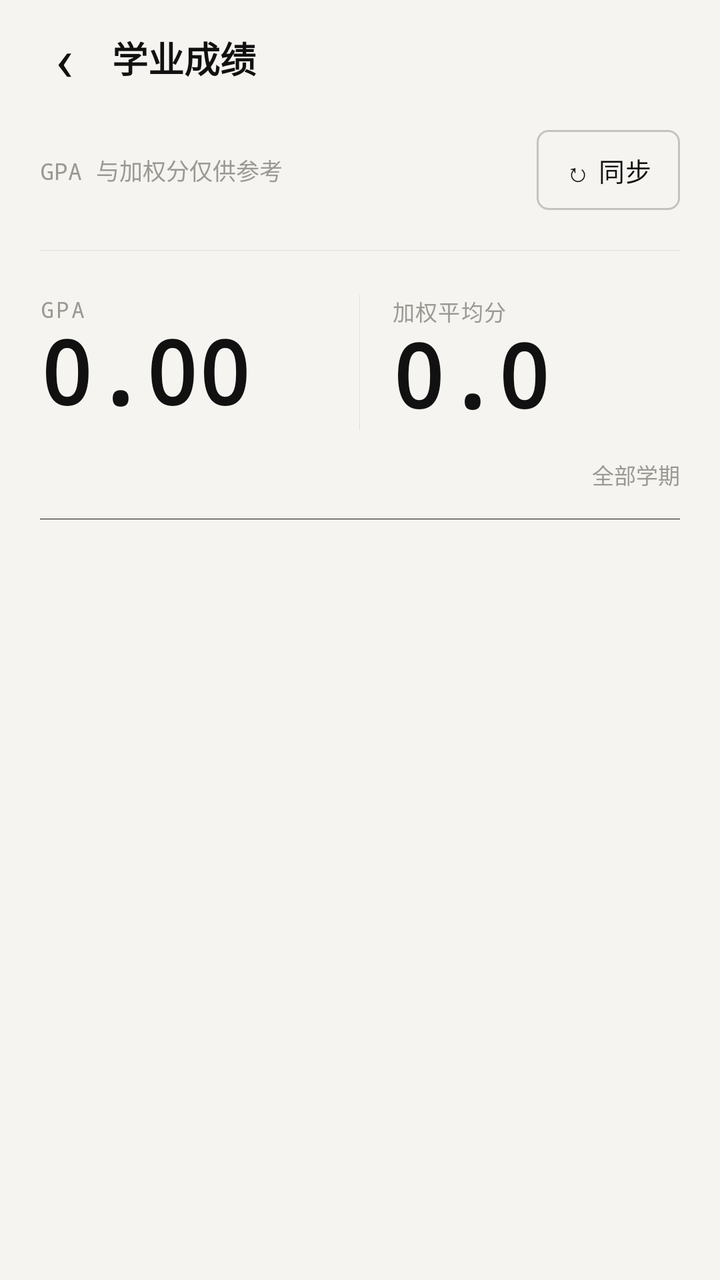
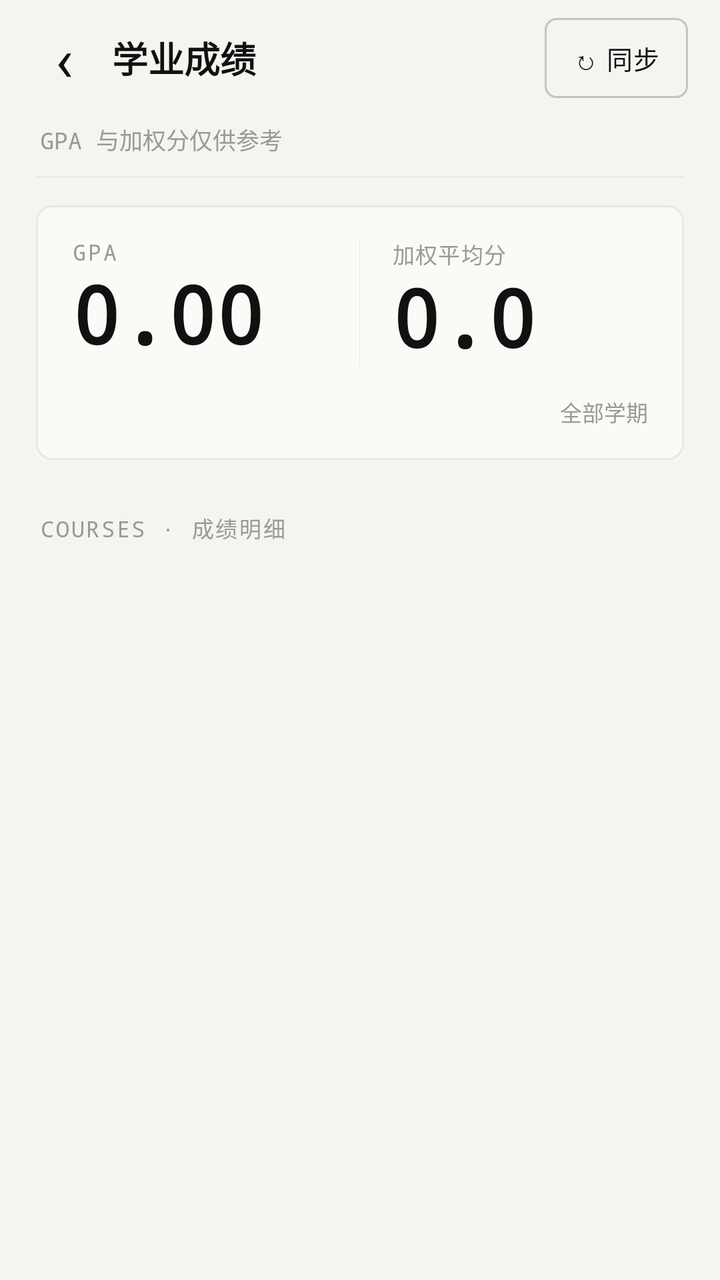

Before-and-after screenshots of an Android layout around one commit, followed by the original layout XML and the change that was made.
<!-- AndroidManifest.xml: application theme Theme.EcutCampus -->
<!-- res/layout/activity_grades.xml -->
<?xml version="1.0" encoding="utf-8"?>
<LinearLayout xmlns:android="http://schemas.android.com/apk/res/android"
    android:layout_width="match_parent"
    android:layout_height="match_parent"
    android:background="?attr/gBg"
    android:orientation="vertical">

    <FrameLayout
        android:id="@+id/grades_sync_host"
        android:layout_width="1dp"
        android:layout_height="1dp"
        android:alpha="0" />

    <LinearLayout
        android:layout_width="match_parent"
        android:layout_height="56dp"
        android:gravity="center_vertical"
        android:orientation="horizontal"
        android:paddingHorizontal="8dp">

        <TextView
            android:id="@+id/btn_grades_back"
            android:layout_width="48dp"
            android:layout_height="48dp"
            android:background="?attr/selectableItemBackgroundBorderless"
            android:contentDescription="返回"
            android:gravity="center"
            android:text="‹"
            android:textColor="?attr/gInk"
            android:textSize="30sp" />

        <TextView
            android:layout_width="0dp"
            android:layout_height="wrap_content"
            android:layout_weight="1"
            android:text="学业成绩"
            android:textColor="?attr/gInk"
            android:textSize="18sp"
            android:textStyle="bold" />
    </LinearLayout>

    <include
        layout="@layout/fragment_grades"
        android:layout_width="match_parent"
        android:layout_height="0dp"
        android:layout_weight="1" />

</LinearLayout>
<!-- res/layout/fragment_grades.xml (included above) -->
<?xml version="1.0" encoding="utf-8"?>
<ScrollView xmlns:android="http://schemas.android.com/apk/res/android"
    xmlns:app="http://schemas.android.com/apk/res-auto"
    android:layout_width="match_parent"
    android:layout_height="match_parent"
    android:background="?attr/gBg"
    android:clipToPadding="false"
    android:paddingHorizontal="20dp"
    android:paddingTop="4dp"
    android:paddingBottom="28dp">

    <LinearLayout
        android:layout_width="match_parent"
        android:layout_height="wrap_content"
        android:orientation="vertical">

        
        <LinearLayout
            android:layout_width="match_parent"
            android:layout_height="wrap_content"
            android:gravity="center_vertical"
            android:orientation="horizontal">

            <TextView
                android:id="@+id/tv_grades_subtitle"
                android:layout_width="0dp"
                android:layout_height="wrap_content"
                android:layout_weight="1"
                android:fontFamily="monospace"
                android:text="GPA 与加权分仅供参考"
                android:textColor="?attr/gMute"
                android:textSize="11.5sp" />

            <com.google.android.material.button.MaterialButton
                android:id="@+id/btn_sync_grades"
                style="@style/Gauge.Button.Outline.Compact"
                android:layout_width="wrap_content"
                android:layout_height="wrap_content"
                android:text="↻ 同步" />
        </LinearLayout>

        
        <HorizontalScrollView
            android:layout_width="match_parent"
            android:layout_height="wrap_content"
            android:layout_marginTop="16dp"
            android:scrollbars="none">

            <LinearLayout
                android:id="@+id/semester_pill_container"
                android:layout_width="wrap_content"
                android:layout_height="wrap_content"
                android:orientation="horizontal" />
        </HorizontalScrollView>

        <View
            android:layout_width="match_parent"
            android:layout_height="1px"
            android:background="?attr/gHair" />

        
        <LinearLayout
            android:layout_width="match_parent"
            android:layout_height="wrap_content"
            android:layout_marginTop="22dp"
            android:orientation="horizontal">

            <LinearLayout
                android:layout_width="0dp"
                android:layout_height="wrap_content"
                android:layout_weight="1"
                android:orientation="vertical">

                <TextView
                    android:layout_width="wrap_content"
                    android:layout_height="wrap_content"
                    android:fontFamily="monospace"
                    android:letterSpacing="0.08"
                    android:text="GPA"
                    android:textColor="?attr/gMute"
                    android:textSize="11sp" />

                <TextView
                    android:id="@+id/tv_gpa_value"
                    android:layout_width="wrap_content"
                    android:layout_height="wrap_content"
                    android:fontFamily="monospace"
                    android:includeFontPadding="false"
                    android:text="0.00"
                    android:textColor="?attr/gInk"
                    android:textSize="44sp"
                    android:textStyle="bold" />
            </LinearLayout>

            <View
                android:layout_width="1px"
                android:layout_height="match_parent"
                android:layout_marginHorizontal="16dp"
                android:background="?attr/gHair" />

            <LinearLayout
                android:layout_width="0dp"
                android:layout_height="wrap_content"
                android:layout_weight="1"
                android:orientation="vertical">

                <TextView
                    android:layout_width="wrap_content"
                    android:layout_height="wrap_content"
                    android:letterSpacing="0.04"
                    android:text="加权平均分"
                    android:textColor="?attr/gMute"
                    android:textSize="11sp" />

                <TextView
                    android:id="@+id/tv_weighted_value"
                    android:layout_width="wrap_content"
                    android:layout_height="wrap_content"
                    android:fontFamily="monospace"
                    android:includeFontPadding="false"
                    android:text="0.0"
                    android:textColor="?attr/gInk"
                    android:textSize="44sp"
                    android:textStyle="bold" />
            </LinearLayout>
        </LinearLayout>

        <LinearLayout
            android:layout_width="match_parent"
            android:layout_height="wrap_content"
            android:layout_marginTop="14dp"
            android:gravity="center_vertical"
            android:orientation="horizontal">

            <TextView
                android:id="@+id/tv_grades_credit_summary"
                android:layout_width="0dp"
                android:layout_height="wrap_content"
                android:layout_weight="1"
                android:fontFamily="monospace"
                android:text=""
                android:textColor="?attr/gSub"
                android:textSize="12sp" />

            <TextView
                android:id="@+id/tv_grades_scope_tag"
                android:layout_width="wrap_content"
                android:layout_height="wrap_content"
                android:fontFamily="monospace"
                android:text="全部学期"
                android:textColor="?attr/gMute"
                android:textSize="11sp" />
        </LinearLayout>

        <com.ecut.campus.view.GpaGaugeChartView
            android:id="@+id/gpa_gauge_chart"
            android:layout_width="match_parent"
            android:layout_height="wrap_content"
            android:layout_marginTop="12dp"
            android:visibility="gone" />

        <View
            android:layout_width="match_parent"
            android:layout_height="1px"
            android:layout_marginTop="14dp"
            android:background="?attr/gInk" />

        <com.ecut.campus.view.GaugeSkeletonView
            android:id="@+id/grades_skeleton"
            android:layout_width="match_parent"
            android:layout_height="wrap_content"
            android:layout_marginTop="8dp"
            android:visibility="gone" />

        
        <LinearLayout
            android:id="@+id/empty_grades_card"
            android:layout_width="match_parent"
            android:layout_height="wrap_content"
            android:gravity="center"
            android:orientation="vertical"
            android:paddingVertical="28dp"
            android:visibility="gone">

            <com.ecut.campus.view.InkEmptyView
                android:id="@+id/empty_grades_illustration"
                android:layout_width="72dp"
                android:layout_height="72dp"
                android:layout_marginBottom="10dp" />

            <TextView
                android:id="@+id/tv_empty_grades_title"
                android:layout_width="wrap_content"
                android:layout_height="wrap_content"
                android:text="暂无本地成绩档案"
                android:textColor="?attr/gInk"
                android:textSize="15sp"
                android:textStyle="bold" />

            <TextView
                android:id="@+id/tv_empty_grades_sub"
                android:layout_width="wrap_content"
                android:layout_height="wrap_content"
                android:layout_marginTop="6dp"
                android:gravity="center"
                android:text="点「同步」获取成绩。可在设置中保存统一门户账号，登录过期后自动重新登录。"
                android:textColor="?attr/gSub"
                android:textSize="13sp" />

            <LinearLayout
                android:layout_width="wrap_content"
                android:layout_height="wrap_content"
                android:layout_marginTop="16dp"
                android:orientation="horizontal">

                <com.google.android.material.button.MaterialButton
                    android:id="@+id/btn_empty_sync_grades"
                    style="@style/Gauge.Button"
                    android:layout_width="wrap_content"
                    android:layout_height="wrap_content"
                    android:text="同步成绩" />

            </LinearLayout>
        </LinearLayout>

        
        <LinearLayout
            android:id="@+id/grades_list_container"
            android:layout_width="match_parent"
            android:layout_height="wrap_content"
            android:orientation="vertical" />

    </LinearLayout>
</ScrollView>
<!-- resources referenced by this layout -->
<resources>
  <style name="Gauge.Button.Outline.Compact">
          <item name="android:insetTop">4dp</item>
          <item name="android:insetBottom">4dp</item>
          <item name="android:minWidth">56dp</item>
          <item name="android:paddingStart">14dp</item>
          <item name="android:paddingEnd">14dp</item>
          <item name="android:textSize">13sp</item>
      </style>
  <color name="g_paper">#F5F4F0</color>
  <color name="g_card">#FBFAF7</color>
  <color name="g_line">#E9E7E1</color>
  <color name="g_ink">#111111</color>
  <color name="g_sub">#55554F</color>
  <color name="g_sub2">#45453F</color>
  <color name="g_mute">#9A9993</color>
  <color name="g_chip">#ECEAE4</color>
  <color name="g_accent">#FF4A1C</color>
  <color name="g_hair">#17000000</color>
  <color name="g_stroke">#33000000</color>
  <color name="g_ink_18">#2E111111</color>
  <color name="g_ink_12">#1F111111</color>
  <color name="g_ink_08">#14111111</color>
  <color name="g_paper_e8">#E8F5F4F0</color>
  <color name="g_paper_c8">#C8F5F4F0</color>
  <color name="g_on_ink">#FBFAF7</color>
  <color name="g_warn">#B4540A</color>
  <color name="g_ok">#2F5D3A</color>
  <style name="Gauge.Shape.Small" parent="">
          <item name="cornerFamily">rounded</item>
          <item name="cornerSize">6dp</item>
      </style>
  <style name="Gauge.Shape.Medium" parent="">
          <item name="cornerFamily">rounded</item>
          <item name="cornerSize">8dp</item>
      </style>
  <style name="Gauge.Dialog.Framework" parent="android:Theme.Material.Light.Dialog.Alert">
          <item name="android:windowBackground">@drawable/bg_gauge_dialog</item>
          <item name="android:colorAccent">?attr/gInk</item>
          <item name="android:colorPrimary">?attr/gInk</item>
          <item name="android:textColorPrimary">?attr/gInk</item>
          <item name="android:textColorSecondary">?attr/gSub</item>
          <item name="android:backgroundDimAmount">0.28</item>
      </style>
  <style name="Gauge.WindowAnimation" parent="@android:style/Animation.Activity">
          <item name="android:activityOpenEnterAnimation">@anim/gauge_enter</item>
          <item name="android:activityOpenExitAnimation">@anim/gauge_exit</item>
          <item name="android:activityCloseEnterAnimation">@anim/gauge_pop_enter</item>
          <item name="android:activityCloseExitAnimation">@anim/gauge_pop_exit</item>
      </style>
  <!-- drawable bg_gauge_dialog (drawable) -->
  <?xml version="1.0" encoding="utf-8"?>
  <inset xmlns:android="http://schemas.android.com/apk/res/android"
      android:insetLeft="24dp" android:insetRight="24dp"
      android:insetTop="40dp" android:insetBottom="40dp">
      <shape android:shape="rectangle">
          <corners android:radius="?attr/gCardRadius" />
          <solid android:color="?attr/gDialog" />
          <stroke android:width="1px" android:color="?attr/gCardStroke" />
      </shape>
  </inset>
  <style name="Gauge.Button.Text" parent="Widget.Material3.Button.TextButton.Dialog">
          <item name="android:textColor">?attr/gInk</item>
          <item name="rippleColor">?attr/gHair</item>
      </style>
  <!-- unchanged entries left out for length: 3 -->
</resources>

<!-- the commit's change to res/layout/activity_grades.xml (unified diff, before → after) -->
@@ -16,7 +16,8 @@
         android:layout_height="56dp"
         android:gravity="center_vertical"
         android:orientation="horizontal"
-        android:paddingHorizontal="8dp">
+        android:paddingStart="8dp"
+        android:paddingEnd="16dp">
 
         <TextView
             android:id="@+id/btn_grades_back"
@@ -37,6 +38,13 @@
             android:textColor="?attr/gInk"
             android:textSize="18sp"
             android:textStyle="bold" />
+
+        <com.google.android.material.button.MaterialButton
+            android:id="@+id/btn_sync_grades"
+            style="@style/Gauge.Button.Outline.Compact"
+            android:layout_width="wrap_content"
+            android:layout_height="wrap_content"
+            android:text="↻ 同步" />
     </LinearLayout>
 
     <include
@@ -54,7 +62,8 @@
     android:layout_height="match_parent"
     android:background="?attr/gBg"
     android:clipToPadding="false"
-    android:paddingHorizontal="20dp"
+    android:overScrollMode="never"
+    android:paddingHorizontal="18dp"
     android:paddingTop="4dp"
     android:paddingBottom="28dp">
 
@@ -64,155 +73,180 @@
         android:orientation="vertical">
 
         
+        <TextView
+            android:id="@+id/tv_grades_subtitle"
+            android:layout_width="match_parent"
+            android:layout_height="wrap_content"
+            android:fontFamily="monospace"
+            android:paddingHorizontal="2dp"
+            android:text="GPA 与加权分仅供参考"
+            android:textColor="?attr/gMute"
+            android:textSize="11.5sp" />
+
+        
+        <HorizontalScrollView
+            android:layout_width="match_parent"
+            android:layout_height="wrap_content"
+            android:layout_marginTop="10dp"
+            android:overScrollMode="never"
+            android:scrollbars="none">
+
+            <LinearLayout
+                android:id="@+id/semester_pill_container"
+                android:layout_width="wrap_content"
+                android:layout_height="wrap_content"
+                android:orientation="horizontal" />
+        </HorizontalScrollView>
+
+        <View
+            android:layout_width="match_parent"
+            android:layout_height="1px"
+            android:background="?attr/gHair" />
+
+        
+        <com.google.android.material.card.MaterialCardView
+            android:id="@+id/card_grades_summary"
+            style="@style/G.Card"
+            android:layout_marginTop="14dp">
+
+            <LinearLayout
+                android:layout_width="match_parent"
+                android:layout_height="wrap_content"
+                android:orientation="vertical"
+                android:paddingHorizontal="18dp"
+                android:paddingVertical="16dp">
+
+                <LinearLayout
+                    android:layout_width="match_parent"
+                    android:layout_height="wrap_content"
+                    android:orientation="horizontal">
+
+                    <LinearLayout
+                        android:layout_width="0dp"
+                        android:layout_height="wrap_content"
+                        android:layout_weight="1"
+                        android:orientation="vertical">
+
+                        <TextView
+                            android:layout_width="wrap_content"
+                            android:layout_height="wrap_content"
+                            android:fontFamily="monospace"
+                            android:letterSpacing="0.08"
+                            android:text="GPA"
+                            android:textColor="?attr/gMute"
+                            android:textSize="11sp" />
+
+                        <TextView
+                            android:id="@+id/tv_gpa_value"
+                            android:layout_width="wrap_content"
+                            android:layout_height="wrap_content"
+                            android:layout_marginTop="2dp"
+                            android:fontFamily="monospace"
+                            android:includeFontPadding="false"
+                            android:text="0.00"
+                            android:textColor="?attr/gInk"
+                            android:textSize="40sp"
+                            android:textStyle="bold" />
+                    </LinearLayout>
+
+                    <View
+                        android:layout_width="1px"
+                        android:layout_height="match_parent"
+                        android:layout_marginHorizontal="16dp"
+                        android:background="?attr/gLine" />
+
+                    <LinearLayout
+                        android:layout_width="0dp"
+                        android:layout_height="wrap_content"
+                        android:layout_weight="1"
+                        android:orientation="vertical">
+
+                        <TextView
+                            android:layout_width="wrap_content"
+                            android:layout_height="wrap_content"
+                            android:letterSpacing="0.04"
+                            android:text="加权平均分"
+                            android:textColor="?attr/gMute"
+                            android:textSize="11sp" />
+
+                        <TextView
+                            android:id="@+id/tv_weighted_value"
+                            android:layout_width="wrap_content"
+                            android:layout_height="wrap_content"
+                            android:layout_marginTop="2dp"
+                            android:fontFamily="monospace"
+                            android:includeFontPadding="false"
+                            android:text="0.0"
+                            android:textColor="?attr/gInk"
+                            android:textSize="40sp"
+                            android:textStyle="bold" />
+                    </LinearLayout>
+                </LinearLayout>
+
+                <LinearLayout
+                    android:layout_width="match_parent"
+                    android:layout_height="wrap_content"
+                    android:layout_marginTop="14dp"
+                    android:gravity="center_vertical"
+                    android:orientation="horizontal">
+
+                    <TextView
+                        android:id="@+id/tv_grades_credit_summary"
+                        android:layout_width="0dp"
+                        android:layout_height="wrap_content"
+                        android:layout_weight="1"
+                        android:fontFamily="monospace"
+                        android:text=""
+                        android:textColor="?attr/gSub"
+                        android:textSize="12sp" />
+
+                    <TextView
+                        android:id="@+id/tv_grades_scope_tag"
+                        android:layout_width="wrap_content"
+                        android:layout_height="wrap_content"
+                        android:fontFamily="monospace"
+                        android:text="全部学期"
+                        android:textColor="?attr/gMute"
+                        android:textSize="11sp" />
+                </LinearLayout>
+
+                <com.ecut.campus.view.GpaGaugeChartView
+                    android:id="@+id/gpa_gauge_chart"
+                    android:layout_width="match_parent"
+                    android:layout_height="wrap_content"
+                    android:layout_marginTop="12dp"
+                    android:visibility="gone" />
+            </LinearLayout>
+        </com.google.android.material.card.MaterialCardView>
+
+        
         <LinearLayout
-            android:layout_width="match_parent"
-            android:layout_height="wrap_content"
+            android:id="@+id/grades_sort_header"
+            android:layout_width="match_parent"
+            android:layout_height="wrap_content"
+            android:layout_marginTop="18dp"
+            android:layout_marginBottom="8dp"
             android:gravity="center_vertical"
-            android:orientation="horizontal">
+            android:orientation="horizontal"
+            android:paddingHorizontal="2dp">
 
             <TextView
-                android:id="@+id/tv_grades_subtitle"
                 android:layout_width="0dp"
                 android:layout_height="wrap_content"
                 android:layout_weight="1"
                 android:fontFamily="monospace"
-                android:text="GPA 与加权分仅供参考"
-                android:textColor="?attr/gMute"
-                android:textSize="11.5sp" />
-
-            <com.google.android.material.button.MaterialButton
-                android:id="@+id/btn_sync_grades"
-                style="@style/Gauge.Button.Outline.Compact"
-                android:layout_width="wrap_content"
-                android:layout_height="wrap_content"
-                android:text="↻ 同步" />
-        </LinearLayout>
-
-        
-        <HorizontalScrollView
-            android:layout_width="match_parent"
-            android:layout_height="wrap_content"
-            android:layout_marginTop="16dp"
-            android:scrollbars="none">
-
-            <LinearLayout
-                android:id="@+id/semester_pill_container"
-                android:layout_width="wrap_content"
-                android:layout_height="wrap_content"
-                android:orientation="horizontal" />
-        </HorizontalScrollView>
-
-        <View
-            android:layout_width="match_parent"
-            android:layout_height="1px"
-            android:background="?attr/gHair" />
-
-        
-        <LinearLayout
-            android:layout_width="match_parent"
-            android:layout_height="wrap_content"
-            android:layout_marginTop="22dp"
-            android:orientation="horizontal">
-
-            <LinearLayout
-                android:layout_width="0dp"
-                android:layout_height="wrap_content"
-                android:layout_weight="1"
-                android:orientation="vertical">
-
-                <TextView
-                    android:layout_width="wrap_content"
-                    android:layout_height="wrap_content"
-                    android:fontFamily="monospace"
-                    android:letterSpacing="0.08"
-                    android:text="GPA"
-                    android:textColor="?attr/gMute"
-                    android:textSize="11sp" />
-
-                <TextView
-                    android:id="@+id/tv_gpa_value"
-                    android:layout_width="wrap_content"
-                    android:layout_height="wrap_content"
-                    android:fontFamily="monospace"
-                    android:includeFontPadding="false"
-                    android:text="0.00"
-                    android:textColor="?attr/gInk"
-                    android:textSize="44sp"
-                    android:textStyle="bold" />
-            </LinearLayout>
-
-            <View
-                android:layout_width="1px"
-                android:layout_height="match_parent"
-                android:layout_marginHorizontal="16dp"
-                android:background="?attr/gHair" />
-
-            <LinearLayout
-                android:layout_width="0dp"
-                android:layout_height="wrap_content"
-                android:layout_weight="1"
-                android:orientation="vertical">
-
-                <TextView
-                    android:layout_width="wrap_content"
-                    android:layout_height="wrap_content"
-                    android:letterSpacing="0.04"
-                    android:text="加权平均分"
-                    android:textColor="?attr/gMute"
-                    android:textSize="11sp" />
-
-                <TextView
-                    android:id="@+id/tv_weighted_value"
-                    android:layout_width="wrap_content"
-                    android:layout_height="wrap_content"
-                    android:fontFamily="monospace"
-                    android:includeFontPadding="false"
-                    android:text="0.0"
-                    android:textColor="?attr/gInk"
-                    android:textSize="44sp"
-                    android:textStyle="bold" />
-            </LinearLayout>
-        </LinearLayout>
-
-        <LinearLayout
-            android:layout_width="match_parent"
-            android:layout_height="wrap_content"
-            android:layout_marginTop="14dp"
-            android:gravity="center_vertical"
-            android:orientation="horizontal">
-
-            <TextView
-                android:id="@+id/tv_grades_credit_summary"
-                android:layout_width="0dp"
-                android:layout_height="wrap_content"
-                android:layout_weight="1"
-                android:fontFamily="monospace"
-                android:text=""
-                android:textColor="?attr/gSub"
-                android:textSize="12sp" />
-
-            <TextView
-                android:id="@+id/tv_grades_scope_tag"
-                android:layout_width="wrap_content"
-                android:layout_height="wrap_content"
-                android:fontFamily="monospace"
-                android:text="全部学期"
+                android:letterSpacing="0.08"
+                android:text="COURSES · 成绩明细"
                 android:textColor="?attr/gMute"
                 android:textSize="11sp" />
+
+            <LinearLayout
+                android:id="@+id/grades_sort_bar"
+                android:layout_width="wrap_content"
+                android:layout_height="32dp"
+                android:gravity="center_vertical"
+                android:orientation="horizontal" />
         </LinearLayout>
-
-        <com.ecut.campus.view.GpaGaugeChartView
-            android:id="@+id/gpa_gauge_chart"
-            android:layout_width="match_parent"
-            android:layout_height="wrap_content"
-            android:layout_marginTop="12dp"
-            android:visibility="gone" />
-
-        <View
-            android:layout_width="match_parent"
-            android:layout_height="1px"
-            android:layout_marginTop="14dp"
-            android:background="?attr/gInk" />
 
         <com.ecut.campus.view.GaugeSkeletonView
             android:id="@+id/grades_skeleton"
@@ -273,11 +307,16 @@
         </LinearLayout>
 
         
-        <LinearLayout
-            android:id="@+id/grades_list_container"
-            android:layout_width="match_parent"
-            android:layout_height="wrap_content"
-            android:orientation="vertical" />
+        <com.google.android.material.card.MaterialCardView
+            android:id="@+id/card_grades_list"
+            style="@style/G.Card">
+
+            <LinearLayout
+                android:id="@+id/grades_list_container"
+                android:layout_width="match_parent"
+                android:layout_height="wrap_content"
+                android:orientation="vertical" />
+        </com.google.android.material.card.MaterialCardView>
 
     </LinearLayout>
 </ScrollView>
<!-- resource entries referenced after the edit -->
@@ -1,5 +1,14 @@
 <!-- resources referenced by this layout -->
 <resources>
+  <style name="G.Card">
+          <item name="android:layout_width">match_parent</item>
+          <item name="android:layout_height">wrap_content</item>
+          <item name="cardBackgroundColor">?attr/gCard</item>
+          <item name="cardCornerRadius">?attr/gCardRadius</item>
+          <item name="cardElevation">0dp</item>
+          <item name="strokeColor">?attr/gCardStroke</item>
+          <item name="strokeWidth">1dp</item>
+      </style>
   <style name="Gauge.Button.Outline.Compact">
           <item name="android:insetTop">4dp</item>
           <item name="android:insetBottom">4dp</item>
